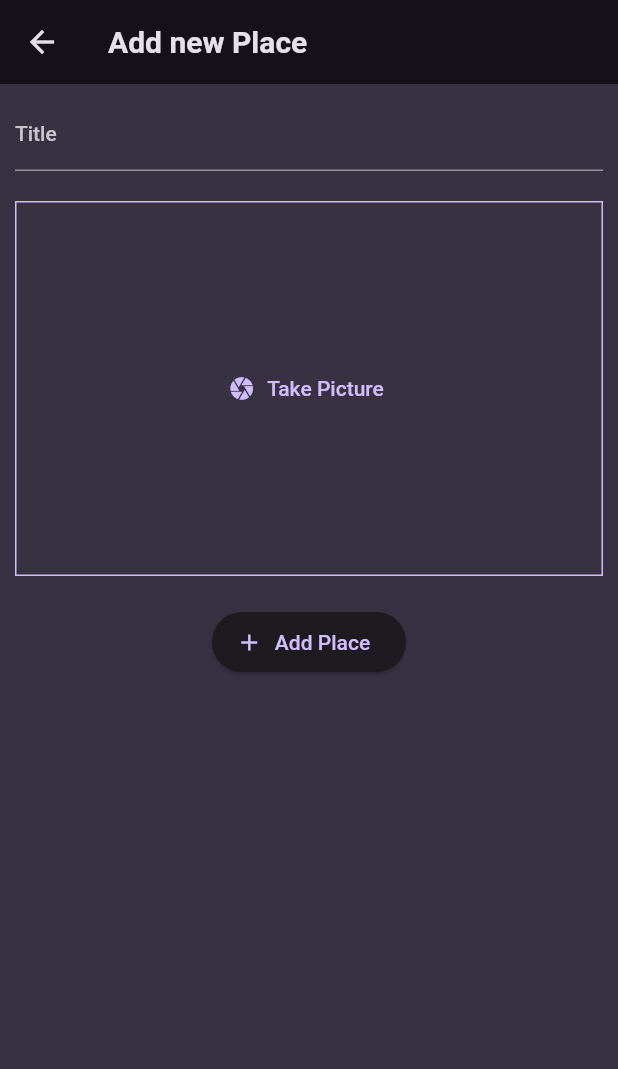
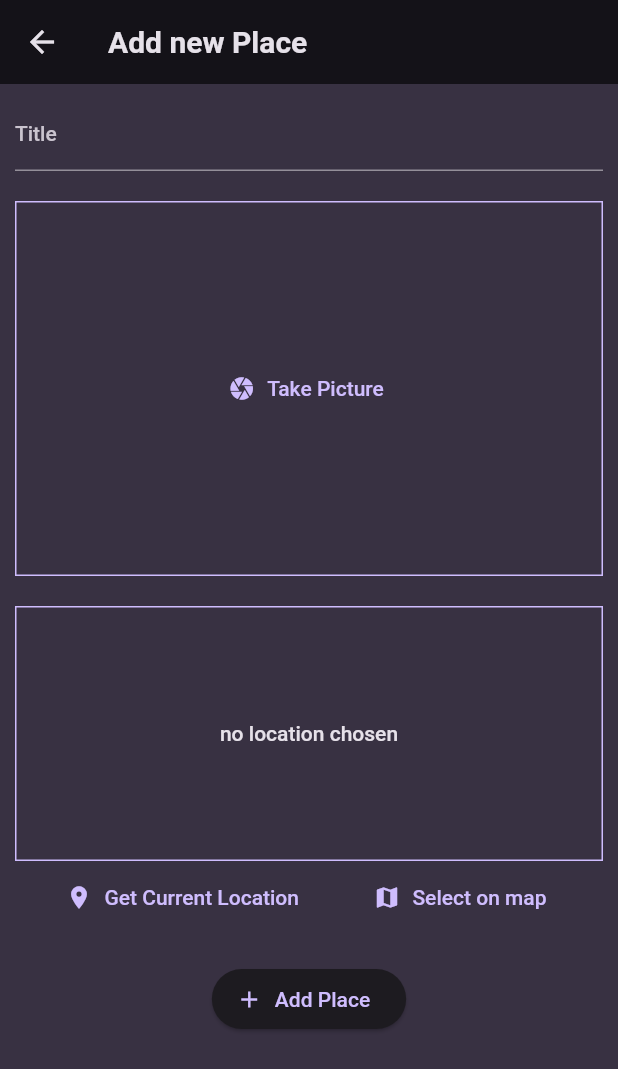
Before and after one commit to kalph1998/favorite_places, a Flutter app: the AddPlace screen opened directly, on a phone screen of 412 x 824 dp. Shown: the top 1069 px of the screen. Run offline on Flutter 3.47's test engine with Material 2 defaults, Android fonts, the phone set to English and light mode, and no system bars; our stand-ins replace flutter_riverpod, google_fonts, image_picker, location, riverpod.

Commit message:
completed location permission

```diff
--- a/lib/screens/add_place.dart
+++ b/lib/screens/add_place.dart
@@ -3,6 +3,7 @@ import 'dart:io';
 import 'package:favorite_places/model/place.dart';
 import 'package:favorite_places/providers/place_provider.dart';
 import 'package:favorite_places/widgets/image_input.dart';
+import 'package:favorite_places/widgets/location_input.dart';
 import 'package:flutter/material.dart';
 import 'package:flutter_riverpod/flutter_riverpod.dart';
 
@@ -69,6 +70,10 @@ class _AddPlaceState extends ConsumerState<AddPlace> {
               const SizedBox(
                 height: 20,
               ),
+              const LocationInput(),
+              const SizedBox(
+                height: 20,
+              ),
               Container(
                 alignment: Alignment.center,
                 width: 130,
--- /dev/null
+++ b/lib/widgets/location_input.dart
@@ -0,0 +1,91 @@
+import 'package:flutter/material.dart';
+import 'package:location/location.dart';
+
+class LocationInput extends StatefulWidget {
+  const LocationInput({Key? key}) : super(key: key);
+
+  @override
+  State<LocationInput> createState() => _LocationInputState();
+}
+
+class _LocationInputState extends State<LocationInput> {
+  Location? _pickedLocation;
+  bool _isGettingLocation = false;
+  void _getCurrentLocation() async {
+    Location location = Location();
+    bool serviceEnabled;
+    PermissionStatus permissionGranted;
+    LocationData locationData;
+
+    serviceEnabled = await location.serviceEnabled();
+    if (!serviceEnabled) {
+      serviceEnabled = await location.requestService();
+      if (!serviceEnabled) {
+        return;
+      }
+    }
+
+    permissionGranted = await location.hasPermission();
+    if (permissionGranted == PermissionStatus.denied) {
+      permissionGranted = await location.requestPermission();
+      if (permissionGranted != PermissionStatus.granted) {
+        return;
+      }
+    }
+
+    setState(() {
+      _isGettingLocation = true;
+    });
+
+    locationData = await location.getLocation();
+    setState(() {
+      _isGettingLocation = false;
+    });
+
+    print(locationData.longitude);
+  }
+
+  @override
+  Widget build(BuildContext context) {
+    Widget previewContent = Text(
+      "no location chosen",
+      style: Theme.of(context)
+          .textTheme
+          .bodyLarge!
+          .copyWith(color: Theme.of(context).colorScheme.onBackground),
+    );
+
+    if (_isGettingLocation) {
+      previewContent = const CircularProgressIndicator();
+    }
+
+    return Column(
+      children: [
+        Container(
+            height: 170,
+            width: double.infinity,
+            alignment: Alignment.center,
+            decoration: BoxDecoration(
+              border: Border.all(
+                  width: 1, color: Theme.of(context).colorScheme.primary),
+            ),
+            child: previewContent),
+        Row(
+          mainAxisAlignment: MainAxisAlignment.spaceEvenly,
+          children: [
+            TextButton.icon(
+              onPressed: _getCurrentLocation,
+              icon: const Icon(Icons.location_on),
+              label: const Text('Get Current Location'),
+            ),
+            TextButton.icon(
+              onPressed: () {},
+              icon: const Icon(Icons.map),
+              label: const Text('Select on map'),
+            )
+          ],
+        )
+      ],
+    );
+  }
+}
--- a/pubspec.yaml
+++ b/pubspec.yaml
@@ -40,6 +40,7 @@ dependencies:
   flutter_riverpod: ^2.3.6
   image_picker: ^1.0.0
   uuid: ^3.0.7
+  location: ^4.4.0
 
 dev_dependencies:
   flutter_test:
```
Also changed, not shown: pubspec.lock, 2 other files.
